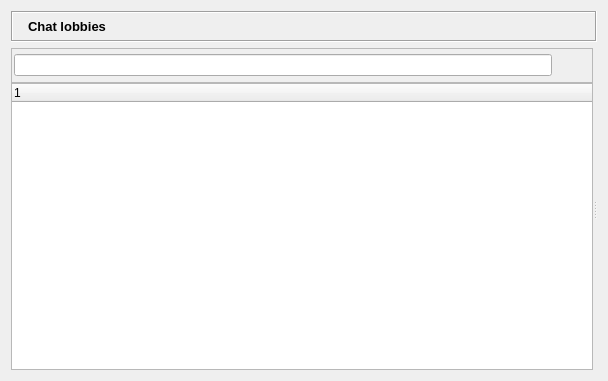
Old version of the form retroshare-gui/src/gui/ChatLobbyWidget.ui in the repository RetroShare/RetroShare.
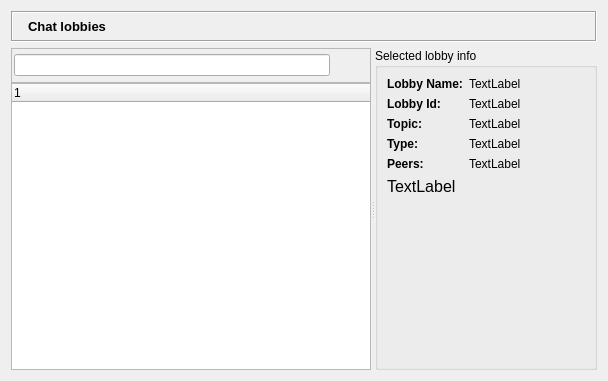
New version of the form. Icons and pictures are not drawn. Custom widgets are drawn as their Qt base class.

Commit message: moved the Info Page to the UI, the get look more user friendly

```diff
--- a/retroshare-gui/src/gui/ChatLobbyWidget.ui
+++ b/retroshare-gui/src/gui/ChatLobbyWidget.ui
@@ -10,7 +10,7 @@
     <height>381</height>
    </rect>
   </property>
-  <layout class="QGridLayout" name="gridLayout_3">
+  <layout class="QGridLayout" name="gridLayout_5">
    <item row="0" column="0">
     <widget class="QFrame" name="titleBarFrame">
      <property name="sizePolicy">
@@ -194,7 +194,201 @@
       <property name="currentIndex">
        <number>0</number>
       </property>
-      <widget class="QWidget" name="page"/>
+      <widget class="QWidget" name="_lobby_blank_page">
+       <layout class="QGridLayout" name="gridLayout_4">
+        <property name="margin">
+         <number>0</number>
+        </property>
+        <property name="spacing">
+         <number>6</number>
+        </property>
+        <item row="0" column="0">
+         <widget class="QGroupBox" name="lobbyinfo_groupBox">
+          <property name="styleSheet">
+           <string notr="true"/>
+          </property>
+          <property name="title">
+           <string>Selected lobby info</string>
+          </property>
+          <layout class="QGridLayout" name="gridLayout_3">
+           <property name="leftMargin">
+            <number>9</number>
+           </property>
+           <property name="topMargin">
+            <number>9</number>
+           </property>
+           <item row="0" column="0">
+            <layout class="QVBoxLayout" name="verticalLayout">
+             <item>
+              <widget class="QLabel" name="label">
+               <property name="font">
+                <font>
+                 <weight>75</weight>
+                 <bold>true</bold>
+                </font>
+               </property>
+               <property name="text">
+                <string>Lobby Name:</string>
+               </property>
+              </widget>
+             </item>
+             <item>
+              <widget class="QLabel" name="label_2">
+               <property name="font">
+                <font>
+                 <weight>75</weight>
+                 <bold>true</bold>
+                </font>
+               </property>
+               <property name="text">
+                <string>Lobby Id:</string>
+               </property>
+              </widget>
+             </item>
+             <item>
+              <widget class="QLabel" name="label_3">
+               <property name="font">
+                <font>
+                 <weight>75</weight>
+                 <bold>true</bold>
+                </font>
+               </property>
+               <property name="text">
+                <string>Topic:</string>
+               </property>
+              </widget>
+             </item>
+             <item>
+              <widget class="QLabel" name="label_4">
+               <property name="font">
+                <font>
+                 <weight>75</weight>
+                 <bold>true</bold>
+                </font>
+               </property>
+               <property name="text">
+                <string>Type:</string>
+               </property>
+              </widget>
+             </item>
+             <item>
+              <widget class="QLabel" name="label_5">
+               <property name="font">
+                <font>
+                 <weight>75</weight>
+                 <bold>true</bold>
+                </font>
+               </property>
+               <property name="text">
+                <string>Peers:</string>
+               </property>
+              </widget>
+             </item>
+            </layout>
+           </item>
+           <item row="0" column="1">
+            <layout class="QVBoxLayout" name="verticalLayout_2">
+             <item>
+              <widget class="QLabel" name="lobbyname_lineEdit">
+               <property name="sizePolicy">
+                <sizepolicy hsizetype="Expanding" vsizetype="Preferred">
+                 <horstretch>0</horstretch>
+                 <verstretch>0</verstretch>
+                </sizepolicy>
+               </property>
+               <property name="text">
+                <string>TextLabel</string>
+               </property>
+              </widget>
+             </item>
+             <item>
+              <widget class="QLabel" name="lobbyid_lineEdit">
+               <property name="sizePolicy">
+                <sizepolicy hsizetype="Expanding" vsizetype="Preferred">
+                 <horstretch>0</horstretch>
+                 <verstretch>0</verstretch>
+                </sizepolicy>
+               </property>
+               <property name="text">
+                <string>TextLabel</string>
+               </property>
+              </widget>
+             </item>
+             <item>
+              <widget class="QLabel" name="lobbytopic_lineEdit">
+               <property name="sizePolicy">
+                <sizepolicy hsizetype="Expanding" vsizetype="Preferred">
+                 <horstretch>0</horstretch>
+                 <verstretch>0</verstretch>
+                </sizepolicy>
+               </property>
+               <property name="text">
+                <string>TextLabel</string>
+               </property>
+              </widget>
+             </item>
+             <item>
+              <widget class="QLabel" name="lobbytype_lineEdit">
+               <property name="sizePolicy">
+                <sizepolicy hsizetype="Expanding" vsizetype="Preferred">
+                 <horstretch>0</horstretch>
+                 <verstretch>0</verstretch>
+                </sizepolicy>
+               </property>
+               <property name="text">
+                <string>TextLabel</string>
+               </property>
+              </widget>
+             </item>
+             <item>
+              <widget class="QLabel" name="lobbypeers_lineEdit">
+               <property name="sizePolicy">
+                <sizepolicy hsizetype="Expanding" vsizetype="Preferred">
+                 <horstretch>0</horstretch>
+                 <verstretch>0</verstretch>
+                </sizepolicy>
+               </property>
+               <property name="text">
+                <string>TextLabel</string>
+               </property>
+              </widget>
+             </item>
+            </layout>
+           </item>
+           <item row="1" column="0" colspan="2">
+            <widget class="QLabel" name="lobbyinfo_label">
+             <property name="font">
+              <font>
+               <family>Tahoma</family>
+               <pointsize>12</pointsize>
+              </font>
+             </property>
+             <property name="text">
+              <string>TextLabel</string>
+             </property>
+             <property name="wordWrap">
+              <bool>true</bool>
+             </property>
+            </widget>
+           </item>
+           <item row="2" column="1">
+            <spacer name="verticalSpacer">
+             <property name="orientation">
+              <enum>Qt::Vertical</enum>
+             </property>
+             <property name="sizeHint" stdset="0">
+              <size>
+               <width>20</width>
+               <height>40</height>
+              </size>
+             </property>
+            </spacer>
+           </item>
+          </layout>
+         </widget>
+        </item>
+       </layout>
+      </widget>
      </widget>
     </widget>
    </item>
```
The commit also changes 2 other files.
